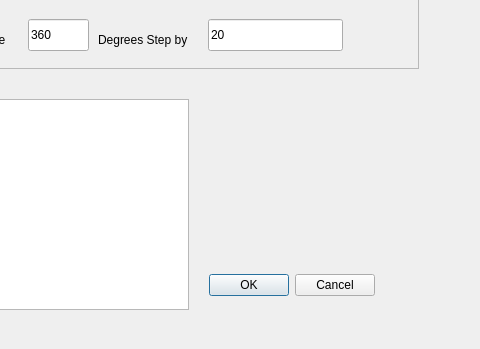
Qt form src/Gui/dlgradialcutter.ui (fredrickojackson/CppCAM) before a commit; both pictures show x 366 to 846 and y 241 to 590 of the 846 by 590 pixel window.
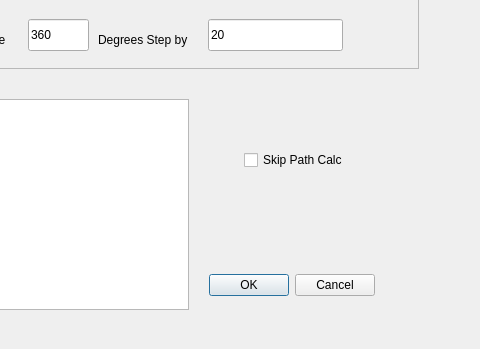
The same form after that commit.

What changed in the file:
```diff
--- a/src/Gui/dlgradialcutter.ui
+++ b/src/Gui/dlgradialcutter.ui
@@ -472,6 +472,19 @@
     <string>Points:</string>
    </property>
   </widget>
+  <widget class="QCheckBox" name="cbSkipCalc">
+   <property name="geometry">
+    <rect>
+     <x>610</x>
+     <y>390</y>
+     <width>141</width>
+     <height>22</height>
+    </rect>
+   </property>
+   <property name="text">
+    <string>Skip Path Calc</string>
+   </property>
+  </widget>
  </widget>
  <resources/>
  <connections>
```
